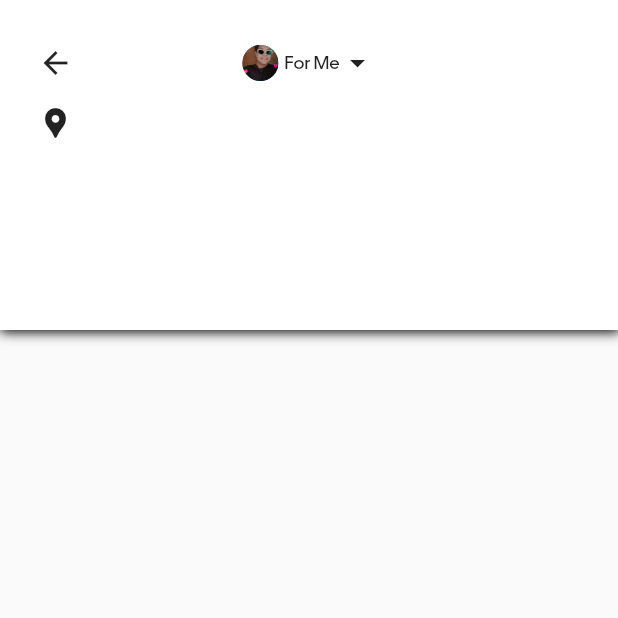
After one commit to DevatYHY/Uber, a Flutter app: the MainScreen screen opened directly, after a tap on "Search Destination", on a phone screen of 412 x 824 dp, the top half of it. The commit adds this screen. Run offline on Flutter 3.47's test engine with Material 2 defaults, Android fonts, the phone set to English and light mode, and no system bars; our stand-ins replace animated_splash_screen, firebase_auth, firebase_core, firebase_database, fluttertoast, geolocator and 3 more; accounts and stored records are empty.

Commit message:
made searchScreen with Profile drop down

```diff
--- a/lib/AllScreens/mainscreen.dart
+++ b/lib/AllScreens/mainscreen.dart
@@ -5,6 +5,7 @@ import 'package:google_maps_flutter/google_maps_flutter.dart';
 import 'package:shared_preferences/shared_preferences.dart';
 import 'package:uber/AllScreens/divider.dart';
 import 'package:uber/AllScreens/loginscreen.dart';
+import 'package:uber/AllScreens/searching.dart';
 import 'package:uber/util/history.dart';
 import 'package:uber/widgets/rectangle_button.dart';
 import 'package:geolocator/geolocator.dart';
@@ -144,7 +145,7 @@ class _MainScreenState extends State<MainScreen> {
               newGoogleMapController=controller;
 
               setState(() {
-                BottomPaddingMap=264.0;
+                BottomPaddingMap=265.0;
               });
 
               locatePosition();
@@ -155,7 +156,7 @@ class _MainScreenState extends State<MainScreen> {
             left: 0.0,
             right: 0.0,
             bottom: 0.0,
-            child: Container(height:290.0,
+            child: Container(height:320.0,
             decoration:
             BoxDecoration(
               color: Colors.white,
@@ -191,7 +192,11 @@ class _MainScreenState extends State<MainScreen> {
                     ),
                     ),
                     SizedBox(height: 20.0,),
-                    Container(
+                    GestureDetector(
+                      onTap:(){
+                        History.pushPageReplacement(context, SearchScreen());
+                      },
+                      child: Container(
                         decoration:
                         BoxDecoration(
                         color: Colors.white,
@@ -221,6 +226,7 @@ class _MainScreenState extends State<MainScreen> {
                             ),),
 
                           ],
+                          ),
                         ),
                       ),
                     ),
--- /dev/null
+++ b/lib/AllScreens/searching.dart
@@ -0,0 +1,69 @@
+import 'package:flutter/material.dart';
+class SearchScreen extends StatefulWidget {
+
+
+  @override
+  _SearchScreenState createState() => _SearchScreenState();
+}
+
+class _SearchScreenState extends State<SearchScreen> {
+  @override
+  Widget build(BuildContext context) {
+    return Scaffold(
+      body: Column(
+        children: [
+          Container(
+            height: 220.0,
+            decoration: BoxDecoration(
+              color: Colors.white,
+              boxShadow: [
+                BoxShadow(
+                  color: Colors.black,
+                  blurRadius:6.0,
+                  spreadRadius:0.5,
+                  offset: Offset(0.7,0.7),
+                ),
+              ],
+            ),
+            child: Padding(
+              padding: EdgeInsets.only(left: 25.0, right:25.0,top: 25.0, bottom:25.0),
+              child: Column(children:[
+                SizedBox(height:5.0),
+                Stack(children:[
+                  Icon(Icons.arrow_back),
+                  Center(
+                    child:
+                    Row(
+                      mainAxisAlignment: MainAxisAlignment.center,
+                      children:[
+                        CircleAvatar(
+                          backgroundImage: AssetImage("images/profile1.jpg"),
+                          radius: 12,
+                        ),
+                        SizedBox(width:4),
+
+                        Text("For Me",
+                        style: TextStyle(fontFamily:"Uber Move",fontSize:12.0)
+                      ),
+                      Icon(Icons.arrow_drop_down),
+                      ],
+                    ),
+                  ),
+                ],
+                ),
+                SizedBox(height:16.0),
+                Row(children:[
+                  Icon(Icons.location_pin),
+                  SizedBox(height:18.0),
+                  //Expanded()
+                ],
+                )
+              ]) ,
+            ),
+          )
+        ],
+      )
+
+    );
+  }
+}
--- /dev/null
+++ b/lib/DataHandler/appdata.dart
@@ -0,0 +1,6 @@
+import 'package:flutter/cupertino.dart';
+
+class AppData extends ChangeNotifier{
+
+
+}
--- /dev/null
+++ b/lib/Models/address.dart
@@ -0,0 +1,9 @@
+class Address{
+  String placeFormatAdress;
+  String placeName;
+  String placeID;
+  double latitude;
+  double longitude;
+
+  Address({this.placeFormatAdress,this.placeName,this.latitude,this.longitude});
+}
--- a/lib/main.dart
+++ b/lib/main.dart
@@ -43,6 +43,7 @@ class MyApp extends StatelessWidget {
           backgroundColor: Colors.black,
             duration: 3000,
         ),
+
     );
   }
 }
--- a/pubspec.yaml
+++ b/pubspec.yaml
@@ -33,6 +33,7 @@ dependencies:
   get: ^4.1.4
   google_maps_flutter: ^2.0.6
   geolocator: ^7.2.0+1
+  provider: ^5.0.0
 
 
 dev_dependencies:
```
Also changed, not shown: pubspec.lock. Lines whose indentation alone changed are shown as unchanged.
